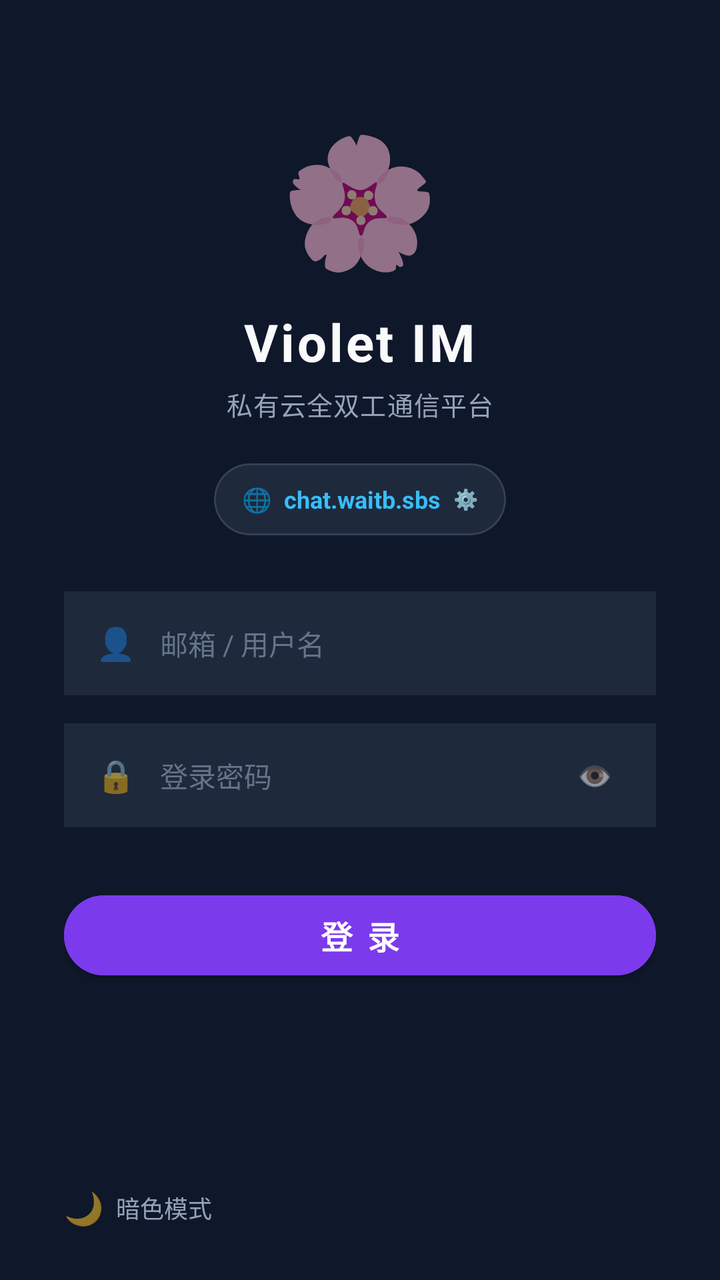
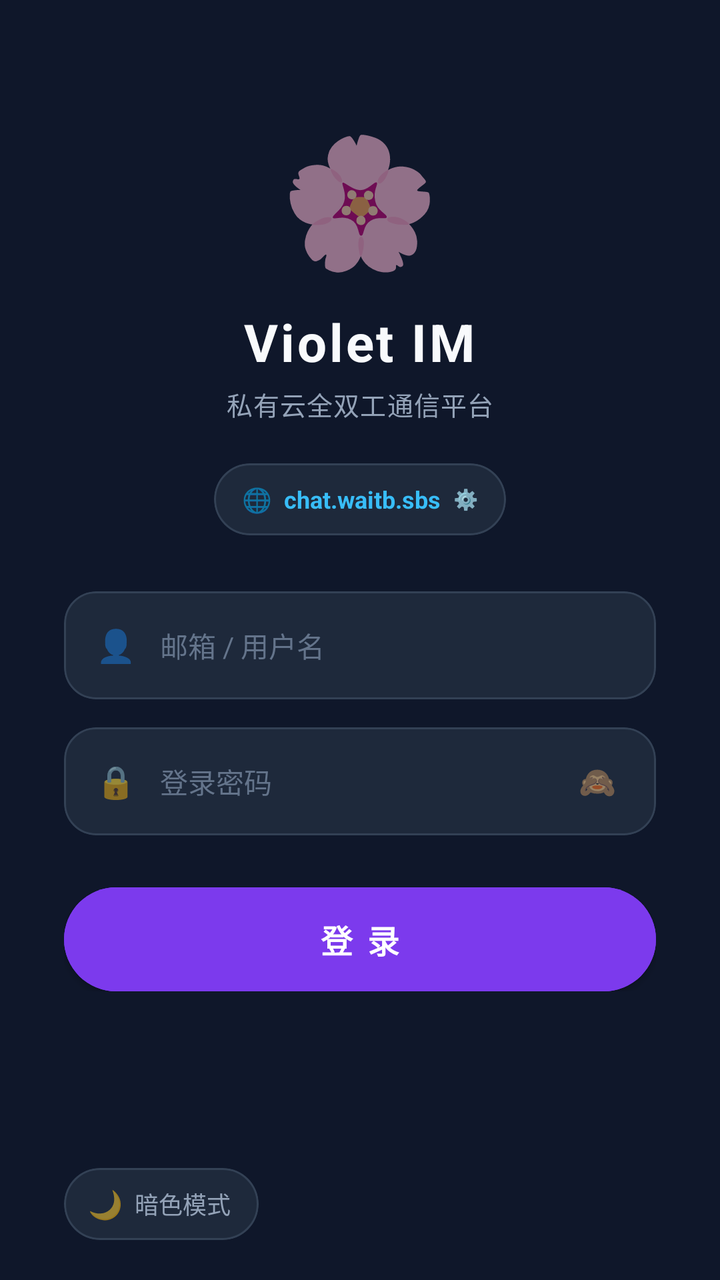

An Android layout rendered at two revisions. The XML below is the earlier revision; the diff shows what the commit changed to produce the second picture.
<!-- AndroidManifest.xml: application theme Theme.MaterialComponents.DayNight.NoActionBar -->
<!-- res/layout/activity_main.xml -->
<?xml version="1.0" encoding="utf-8"?>
<RelativeLayout xmlns:android="http://schemas.android.com/apk/res/android"
    xmlns:app="http://schemas.android.com/apk/res-auto"
    android:id="@+id/root_layout"
    android:layout_width="match_parent"
    android:layout_height="match_parent"
    android:background="#0F172A">

    
    <ScrollView
        android:layout_width="match_parent"
        android:layout_height="match_parent"
        android:fillViewport="true"
        android:scrollbars="none">

        <LinearLayout
            android:layout_width="match_parent"
            android:layout_height="wrap_content"
            android:orientation="vertical"
            android:gravity="center_horizontal"
            android:paddingStart="32dp"
            android:paddingEnd="32dp"
            android:paddingTop="56dp"
            android:paddingBottom="72dp">

            
            <FrameLayout
                android:layout_width="wrap_content"
                android:layout_height="wrap_content">

                <TextView
                    android:id="@+id/tv_rotating_flower"
                    android:layout_width="wrap_content"
                    android:layout_height="wrap_content"
                    android:text="🌸"
                    android:textSize="64sp"
                    android:gravity="center" />
            </FrameLayout>

            
            <TextView
                android:id="@+id/tv_brand_name"
                android:layout_width="wrap_content"
                android:layout_height="wrap_content"
                android:text="Violet IM"
                android:textColor="#F8FAFC"
                android:textSize="26sp"
                android:textStyle="bold"
                android:letterSpacing="0.05"
                android:layout_marginTop="12dp" />

            <TextView
                android:id="@+id/tv_brand_desc"
                android:layout_width="wrap_content"
                android:layout_height="wrap_content"
                android:text="私有云全双工通信平台"
                android:textColor="#94A3B8"
                android:textSize="13sp"
                android:letterSpacing="0.03"
                android:layout_marginTop="4dp" />

            
            <com.google.android.material.card.MaterialCardView
                android:id="@+id/btn_open_server_modal"
                android:layout_width="wrap_content"
                android:layout_height="36dp"
                android:layout_marginTop="20dp"
                android:layout_marginBottom="28dp"
                app:cardBackgroundColor="#1E293B"
                app:cardCornerRadius="18dp"
                app:cardElevation="0dp"
                app:strokeColor="#334155"
                app:strokeWidth="1dp"
                android:clickable="true"
                android:focusable="true"
                android:foreground="?android:attr/selectableItemBackground">

                <LinearLayout
                    android:layout_width="wrap_content"
                    android:layout_height="match_parent"
                    android:orientation="horizontal"
                    android:gravity="center_vertical"
                    android:paddingStart="14dp"
                    android:paddingEnd="14dp">

                    <TextView
                        android:id="@+id/tv_current_server_badge"
                        android:layout_width="wrap_content"
                        android:layout_height="wrap_content"
                        android:text="🌐"
                        android:textSize="12sp" />

                    <TextView
                        android:id="@+id/tv_current_server_display"
                        android:layout_width="wrap_content"
                        android:layout_height="wrap_content"
                        android:text="chat.waitb.sbs"
                        android:textColor="#38BDF8"
                        android:textSize="12sp"
                        android:textStyle="bold"
                        android:layout_marginStart="6dp"
                        android:singleLine="true"
                        android:maxWidth="200dp" />

                    <TextView
                        android:id="@+id/tv_server_edit_icon"
                        android:layout_width="wrap_content"
                        android:layout_height="wrap_content"
                        android:text=" ⚙️"
                        android:textColor="#94A3B8"
                        android:textSize="10sp"
                        android:layout_marginStart="4dp" />
                </LinearLayout>
            </com.google.android.material.card.MaterialCardView>

            
            <LinearLayout
                android:layout_width="match_parent"
                android:layout_height="wrap_content"
                android:orientation="vertical">

                
                <LinearLayout
                    android:id="@+id/layout_input_account"
                    android:layout_width="match_parent"
                    android:layout_height="52dp"
                    android:background="#1E293B"
                    android:orientation="horizontal"
                    android:gravity="center_vertical"
                    android:paddingStart="16dp"
                    android:paddingEnd="16dp"
                    android:layout_marginBottom="14dp">

                    <TextView
                        android:id="@+id/icon_account"
                        android:layout_width="wrap_content"
                        android:layout_height="wrap_content"
                        android:text="👤"
                        android:textSize="16sp" />

                    <EditText
                        android:id="@+id/et_email"
                        android:layout_width="0dp"
                        android:layout_height="match_parent"
                        android:layout_weight="1"
                        android:background="@null"
                        android:textColor="#F8FAFC"
                        android:textColorHint="#64748B"
                        android:hint="邮箱 / 用户名"
                        android:textSize="14sp"
                        android:paddingStart="12dp"
                        android:paddingEnd="12dp"
                        android:singleLine="true" />
                </LinearLayout>

                
                <LinearLayout
                    android:id="@+id/layout_input_password"
                    android:layout_width="match_parent"
                    android:layout_height="52dp"
                    android:background="#1E293B"
                    android:orientation="horizontal"
                    android:gravity="center_vertical"
                    android:paddingStart="16dp"
                    android:paddingEnd="16dp">

                    <TextView
                        android:id="@+id/icon_password"
                        android:layout_width="wrap_content"
                        android:layout_height="wrap_content"
                        android:text="🔒"
                        android:textSize="16sp" />

                    <EditText
                        android:id="@+id/et_password"
                        android:layout_width="0dp"
                        android:layout_height="match_parent"
                        android:layout_weight="1"
                        android:background="@null"
                        android:textColor="#F8FAFC"
                        android:textColorHint="#64748B"
                        android:hint="登录密码"
                        android:inputType="textPassword"
                        android:textSize="14sp"
                        android:paddingStart="12dp"
                        android:paddingEnd="12dp"
                        android:singleLine="true" />

                    <TextView
                        android:id="@+id/btn_toggle_pwd"
                        android:layout_width="wrap_content"
                        android:layout_height="wrap_content"
                        android:text="👁️"
                        android:textSize="14sp"
                        android:padding="6dp" />
                </LinearLayout>

                
                <Button
                    android:id="@+id/btn_login"
                    android:layout_width="match_parent"
                    android:layout_height="52dp"
                    android:layout_marginTop="28dp"
                    android:backgroundTint="#7C3AED"
                    android:text="登 录"
                    android:textColor="#FFFFFF"
                    android:textSize="16sp"
                    android:textStyle="bold"
                    android:letterSpacing="0.1"
                    app:cornerRadius="26dp" />

            </LinearLayout>

        </LinearLayout>
    </ScrollView>

    
    <LinearLayout
        android:id="@+id/btn_toggle_theme"
        android:layout_width="wrap_content"
        android:layout_height="40dp"
        android:layout_alignParentBottom="true"
        android:layout_alignParentStart="true"
        android:layout_marginStart="20dp"
        android:layout_marginBottom="16dp"
        android:orientation="horizontal"
        android:gravity="center_vertical"
        android:paddingStart="12dp"
        android:paddingEnd="12dp"
        android:background="?android:attr/selectableItemBackground">

        <TextView
            android:id="@+id/tv_theme_icon"
            android:layout_width="wrap_content"
            android:layout_height="wrap_content"
            android:text="🌙"
            android:textSize="16sp" />

        <TextView
            android:id="@+id/tv_theme_text"
            android:layout_width="wrap_content"
            android:layout_height="wrap_content"
            android:text="暗色模式"
            android:textColor="#94A3B8"
            android:textSize="12sp"
            android:layout_marginStart="6dp" />
    </LinearLayout>

</RelativeLayout>
<!-- resources referenced by this layout -->
<resources>

</resources>

<!-- the commit's change to res/layout/activity_main.xml (unified diff, before → after) -->
@@ -1,5 +1,5 @@
 <?xml version="1.0" encoding="utf-8"?>
-<RelativeLayout xmlns:android="http://schemas.android.com/apk/res/android"
+<FrameLayout xmlns:android="http://schemas.android.com/apk/res/android"
     xmlns:app="http://schemas.android.com/apk/res-auto"
     android:id="@+id/root_layout"
     android:layout_width="match_parent"
@@ -21,7 +21,7 @@
             android:paddingStart="32dp"
             android:paddingEnd="32dp"
             android:paddingTop="56dp"
-            android:paddingBottom="72dp">
+            android:paddingBottom="20dp">
 
             
             <FrameLayout
@@ -120,87 +120,108 @@
                 android:orientation="vertical">
 
                 
-                <LinearLayout
+                <com.google.android.material.card.MaterialCardView
                     android:id="@+id/layout_input_account"
                     android:layout_width="match_parent"
-                    android:layout_height="52dp"
-                    android:background="#1E293B"
-                    android:orientation="horizontal"
-                    android:gravity="center_vertical"
-                    android:paddingStart="16dp"
-                    android:paddingEnd="16dp"
-                    android:layout_marginBottom="14dp">
-
-                    <TextView
-                        android:id="@+id/icon_account"
-                        android:layout_width="wrap_content"
-                        android:layout_height="wrap_content"
-                        android:text="👤"
-                        android:textSize="16sp" />
-
-                    <EditText
-                        android:id="@+id/et_email"
-                        android:layout_width="0dp"
+                    android:layout_height="54dp"
+                    android:layout_marginBottom="14dp"
+                    app:cardBackgroundColor="#1E293B"
+                    app:cardCornerRadius="16dp"
+                    app:cardElevation="0dp"
+                    app:strokeColor="#334155"
+                    app:strokeWidth="1dp">
+
+                    <LinearLayout
+                        android:layout_width="match_parent"
                         android:layout_height="match_parent"
-                        android:layout_weight="1"
-                        android:background="@null"
-                        android:textColor="#F8FAFC"
-                        android:textColorHint="#64748B"
-                        android:hint="邮箱 / 用户名"
-                        android:textSize="14sp"
-                        android:paddingStart="12dp"
-                        android:paddingEnd="12dp"
-                        android:singleLine="true" />
-                </LinearLayout>
+                        android:orientation="horizontal"
+                        android:gravity="center_vertical"
+                        android:paddingStart="16dp"
+                        android:paddingEnd="16dp">
+
+                        <TextView
+                            android:id="@+id/icon_account"
+                            android:layout_width="wrap_content"
+                            android:layout_height="wrap_content"
+                            android:text="👤"
+                            android:textSize="16sp" />
+
+                        <EditText
+                            android:id="@+id/et_email"
+                            android:layout_width="0dp"
+                            android:layout_height="match_parent"
+                            android:layout_weight="1"
+                            android:background="@null"
+                            android:inputType="textEmailAddress"
+                            android:textColor="#F8FAFC"
+                            android:textColorHint="#64748B"
+                            android:hint="邮箱 / 用户名"
+                            android:textSize="14sp"
+                            android:paddingStart="12dp"
+                            android:paddingEnd="12dp"
+                            android:singleLine="true" />
+                    </LinearLayout>
+                </com.google.android.material.card.MaterialCardView>
 
                 
-                <LinearLayout
+                <com.google.android.material.card.MaterialCardView
                     android:id="@+id/layout_input_password"
                     android:layout_width="match_parent"
-                    android:layout_height="52dp"
-                    android:background="#1E293B"
-                    android:orientation="horizontal"
-                    android:gravity="center_vertical"
-                    android:paddingStart="16dp"
-                    android:paddingEnd="16dp">
-
-                    <TextView
-                        android:id="@+id/icon_password"
-                        android:layout_width="wrap_content"
-                        android:layout_height="wrap_content"
-                        android:text="🔒"
-                        android:textSize="16sp" />
-
-                    <EditText
-                        android:id="@+id/et_password"
-                        android:layout_width="0dp"
+                    android:layout_height="54dp"
+                    app:cardBackgroundColor="#1E293B"
+                    app:cardCornerRadius="16dp"
+                    app:cardElevation="0dp"
+                    app:strokeColor="#334155"
+                    app:strokeWidth="1dp">
+
+                    <LinearLayout
+                        android:layout_width="match_parent"
                         android:layout_height="match_parent"
-                        android:layout_weight="1"
-                        android:background="@null"
-                        android:textColor="#F8FAFC"
-                        android:textColorHint="#64748B"
-                        android:hint="登录密码"
-                        android:inputType="textPassword"
-                        android:textSize="14sp"
-                        android:paddingStart="12dp"
-                        android:paddingEnd="12dp"
-                        android:singleLine="true" />
-
-                    <TextView
-                        android:id="@+id/btn_toggle_pwd"
-                        android:layout_width="wrap_content"
-                        android:layout_height="wrap_content"
-                        android:text="👁️"
-                        android:textSize="14sp"
-                        android:padding="6dp" />
-                </LinearLayout>
+                        android:orientation="horizontal"
+                        android:gravity="center_vertical"
+                        android:paddingStart="16dp"
+                        android:paddingEnd="12dp">
+
+                        <TextView
+                            android:id="@+id/icon_password"
+                            android:layout_width="wrap_content"
+                            android:layout_height="wrap_content"
+                            android:text="🔒"
+                            android:textSize="16sp" />
+
+                        <EditText
+                            android:id="@+id/et_password"
+                            android:layout_width="0dp"
+                            android:layout_height="match_parent"
+                            android:layout_weight="1"
+                            android:background="@null"
+                            android:textColor="#F8FAFC"
+                            android:textColorHint="#64748B"
+                            android:hint="登录密码"
+                            android:inputType="textPassword"
+                            android:textSize="14sp"
+                            android:paddingStart="12dp"
+                            android:paddingEnd="8dp"
+                            android:singleLine="true" />
+
+                        <TextView
+                            android:id="@+id/btn_toggle_pwd"
+                            android:layout_width="wrap_content"
+                            android:layout_height="wrap_content"
+                            android:text="🙈"
+                            android:textSize="15sp"
+                            android:padding="8dp" />
+                    </LinearLayout>
+                </com.google.android.material.card.MaterialCardView>
 
                 
-                <Button
+                <com.google.android.material.button.MaterialButton
                     android:id="@+id/btn_login"
                     android:layout_width="match_parent"
                     android:layout_height="52dp"
-                    android:layout_marginTop="28dp"
+                    android:layout_marginTop="26dp"
+                    android:insetTop="0dp"
+                    android:insetBottom="0dp"
                     android:backgroundTint="#7C3AED"
                     android:text="登 录"
                     android:textColor="#FFFFFF"
@@ -211,39 +232,61 @@
 
             </LinearLayout>
 
+            
+            <View
+                android:layout_width="match_parent"
+                android:layout_height="0dp"
+                android:layout_weight="1"
+                android:minHeight="28dp" />
+
+            
+            <LinearLayout
+                android:layout_width="match_parent"
+                android:layout_height="wrap_content"
+                android:orientation="horizontal"
+                android:gravity="start|center_vertical">
+
+                <com.google.android.material.card.MaterialCardView
+                    android:id="@+id/btn_toggle_theme"
+                    android:layout_width="wrap_content"
+                    android:layout_height="36dp"
+                    app:cardBackgroundColor="#1E293B"
+                    app:cardCornerRadius="18dp"
+                    app:cardElevation="0dp"
+                    app:strokeColor="#334155"
+                    app:strokeWidth="1dp"
+                    android:clickable="true"
+                    android:focusable="true"
+                    android:foreground="?android:attr/selectableItemBackground">
+
+                    <LinearLayout
+                        android:layout_width="wrap_content"
+                        android:layout_height="match_parent"
+                        android:orientation="horizontal"
+                        android:gravity="center_vertical"
+                        android:paddingStart="12dp"
+                        android:paddingEnd="14dp">
+
+                        <TextView
+                            android:id="@+id/tv_theme_icon"
+                            android:layout_width="wrap_content"
+                            android:layout_height="wrap_content"
+                            android:text="🌙"
+                            android:textSize="14sp" />
+
+                        <TextView
+                            android:id="@+id/tv_theme_text"
+                            android:layout_width="wrap_content"
+                            android:layout_height="wrap_content"
+                            android:text="暗色模式"
+                            android:textColor="#94A3B8"
+                            android:textSize="12sp"
+                            android:layout_marginStart="6dp" />
+                    </LinearLayout>
+                </com.google.android.material.card.MaterialCardView>
+            </LinearLayout>
+
         </LinearLayout>
     </ScrollView>
 
-    
-    <LinearLayout
-        android:id="@+id/btn_toggle_theme"
-        android:layout_width="wrap_content"
-        android:layout_height="40dp"
-        android:layout_alignParentBottom="true"
-        android:layout_alignParentStart="true"
-        android:layout_marginStart="20dp"
-        android:layout_marginBottom="16dp"
-        android:orientation="horizontal"
-        android:gravity="center_vertical"
-        android:paddingStart="12dp"
-        android:paddingEnd="12dp"
-        android:background="?android:attr/selectableItemBackground">
-
-        <TextView
-            android:id="@+id/tv_theme_icon"
-            android:layout_width="wrap_content"
-            android:layout_height="wrap_content"
-            android:text="🌙"
-            android:textSize="16sp" />
-
-        <TextView
-            android:id="@+id/tv_theme_text"
-            android:layout_width="wrap_content"
-            android:layout_height="wrap_content"
-            android:text="暗色模式"
-            android:textColor="#94A3B8"
-            android:textSize="12sp"
-            android:layout_marginStart="6dp" />
-    </LinearLayout>
-
-</RelativeLayout>
+</FrameLayout>
